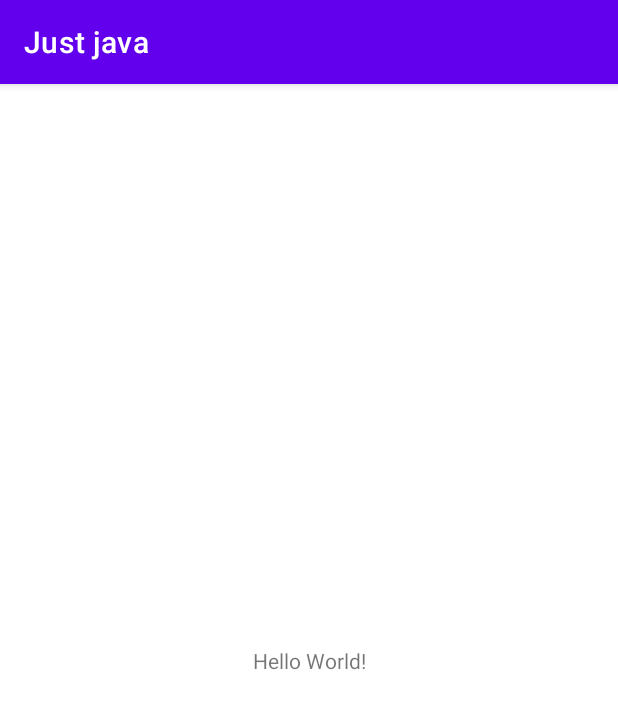
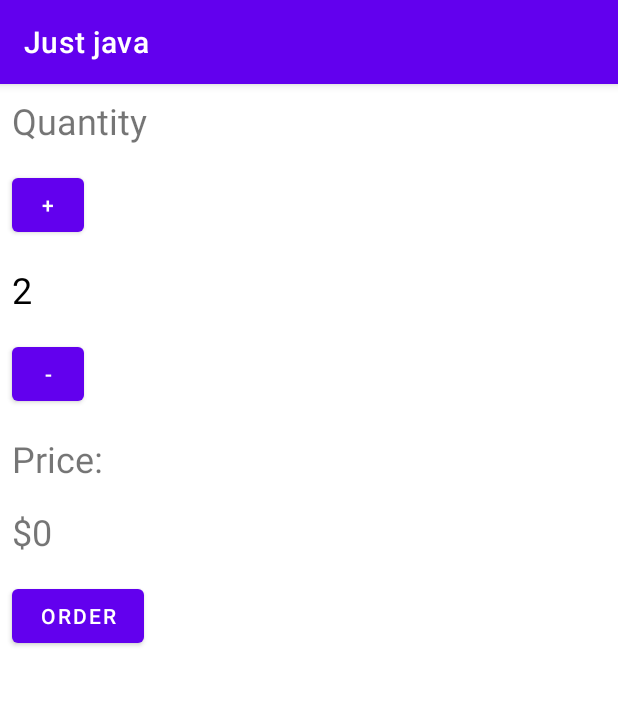
Before and after one commit to timodokter/android-development, an Android app: the screen it shows after launch (MainActivity), on a phone screen of 412 x 824 dp. Shown: the top 709 px of the screen. Run offline under Robolectric (Android 15) with nearby library versions, the light colour scheme and no system bars.

Commit message:
lesson 1 finished

```diff
--- a/Justjava/app/src/main/java/com/example/android/justjava/MainActivity.java
+++ b/Justjava/app/src/main/java/com/example/android/justjava/MainActivity.java
@@ -1,14 +1,49 @@
 package com.example.android.justjava;
 
 import androidx.appcompat.app.AppCompatActivity;
-
 import android.os.Bundle;
+import android.view.View;
+import android.widget.TextView;
+import java.text.NumberFormat;
 
 public class MainActivity extends AppCompatActivity {
+
+    int quantity = 2;
 
     @Override
     protected void onCreate(Bundle savedInstanceState) {
         super.onCreate(savedInstanceState);
         setContentView(R.layout.activity_main);
     }
+
+    /* This method is called when the order button is clicked.*/
+    public void submitOrder(View view) {
+
+        display(quantity);
+        displayPrice(quantity * 5);
+    }
+
+    public void increment(View view) {
+        quantity = quantity + 1;
+        display(quantity);
+    }
+
+    public void decrement(View view) {
+        quantity = quantity - 1;
+        display(quantity);
+    }
+
+    /* This method displays the given quantity value on the screen.*/
+    private void display(int number) {
+        TextView quantityTextView = (TextView) findViewById(R.id.quantity_text_view);
+        quantityTextView.setText("" + number);
+    }
+
+    /**
+     * This method displays the given price on the screen.
+     */
+    private void displayPrice(int number) {
+        TextView priceTextView = (TextView) findViewById(R.id.price_text_view);
+        priceTextView.setText(NumberFormat.getCurrencyInstance().format(number));
+    }
 }
--- a/Justjava/app/src/main/res/layout/activity_main.xml
+++ b/Justjava/app/src/main/res/layout/activity_main.xml
@@ -1,18 +1,66 @@
 <?xml version="1.0" encoding="utf-8"?>
-<androidx.constraintlayout.widget.ConstraintLayout xmlns:android="http://schemas.android.com/apk/res/android"
+<LinearLayout xmlns:android="http://schemas.android.com/apk/res/android"
     xmlns:app="http://schemas.android.com/apk/res-auto"
     xmlns:tools="http://schemas.android.com/tools"
     android:layout_width="match_parent"
     android:layout_height="match_parent"
+    android:orientation="vertical"
     tools:context=".MainActivity">
 
     <TextView
+        android:text="Quantity"
+        android:layout_width="match_parent"
+        android:layout_height="wrap_content"
+        android:textSize="24sp"
+        android:layout_margin="8dp"/>
+
+    <Button
+        android:id="@+id/increment"
+        android:text="+"
+        android:layout_width="48dp"
+        android:layout_height="48dp"
+        android:layout_margin="8dp"
+        android:onClick="increment"/>
+
+    <TextView
+        android:id="@+id/quantity_text_view"
+        android:text="2"
+        android:layout_width="match_parent"
+        android:layout_height="wrap_content"
+        android:textSize="24sp"
+        android:textColor="#000000"
+        android:layout_margin="8dp"
+        android:layout_marginBottom="0dp"/>
+
+    <Button
+        android:id="@+id/decrement"
+        android:text="-"
+        android:layout_width="48dp"
+        android:layout_height="48dp"
+        android:layout_margin="8dp"
+        android:onClick="decrement"/>
+
+    <TextView
+        android:text="Price:"
+        android:textSize="24sp"
         android:layout_width="wrap_content"
         android:layout_height="wrap_content"
-        android:text="Hello World!"
-        app:layout_constraintBottom_toBottomOf="parent"
-        app:layout_constraintLeft_toLeftOf="parent"
-        app:layout_constraintRight_toRightOf="parent"
-        app:layout_constraintTop_toTopOf="parent" />
+        android:layout_margin="8dp"
+        android:layout_marginTop="0dp"/>
 
-</androidx.constraintlayout.widget.ConstraintLayout>
+    <TextView
+        android:id="@+id/price_text_view"
+        android:text="$0"
+        android:textSize="24sp"
+        android:layout_width="wrap_content"
+        android:layout_height="wrap_content"
+        android:layout_margin="8dp"/>
+
+    <Button
+        android:text="Order"
+        android:layout_width="wrap_content"
+        android:layout_height="wrap_content"
+        android:layout_margin="8dp"
+        android:onClick="submitOrder"/>
+
+</LinearLayout>
```
